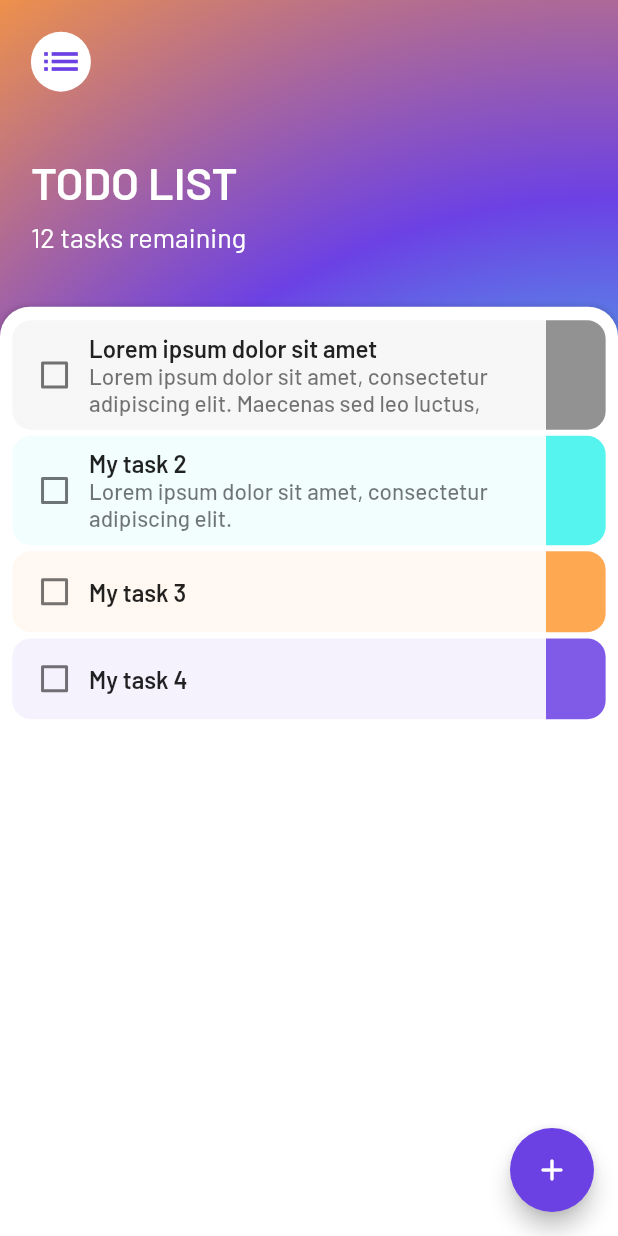
After one commit to dvsu/todolist-app, a Flutter app: the screen it shows after launch, on a phone screen of 412 x 824 dp. The commit adds this screen. Run offline on Flutter 3.47's test engine with Material 2 defaults, Android fonts, the phone set to English and light mode, and no system bars; our stand-ins replace flutter_keyboard_visibility, flutter_screenutil.

Commit message:
Refactor widgets

```diff
--- a/lib/theme/color_palette.dart
+++ b/lib/theme/color_palette.dart
@@ -5,3 +5,9 @@ const Color themeColor2 = Color(0xff6C41E4);
 const Color themeColor3 = Color(0xffFE9B38);
 const Color themeColor4 = Color(0xffffffff);
 const Color themeColor5 = Color(0xff818181);
+
+const List<Color> backgroundColor = [
+  themeColor1,
+  themeColor2,
+  themeColor3,
+];
--- a/lib/theme/decoration.dart
+++ b/lib/theme/decoration.dart
@@ -1,12 +1,9 @@
 import 'package:flutter/material.dart';
+import 'package:todolist_app/theme/color_palette.dart';
 
 const BoxDecoration mainBackground = BoxDecoration(
   gradient: RadialGradient(
-    colors: [
-      Color(0xff3BF2EB),
-      Color(0xff6C41E4),
-      Color(0xffFE9B38),
-    ],
+    colors: backgroundColor,
     stops: [
       0.25,
       0.6,
@@ -16,3 +13,18 @@ const BoxDecoration mainBackground = BoxDecoration(
     radius: 1.8,
   ),
 );
+
+const BoxDecoration tasksListBackground = BoxDecoration(
+  color: Colors.white,
+  borderRadius: BorderRadius.only(
+    topLeft: Radius.circular(20.0),
+    topRight: Radius.circular(20.0),
+  ),
+  boxShadow: [
+    BoxShadow(
+      color: Color(0x22121212),
+      blurRadius: 2.0,
+      spreadRadius: 1.0,
+    ),
+  ],
+);
--- /dev/null
+++ b/lib/theme/text_style.dart
@@ -0,0 +1,21 @@
+import 'package:flutter/material.dart';
+
+const TextStyle appTitleTextStyle = TextStyle(
+  fontSize: 30.0,
+  fontWeight: FontWeight.w600,
+  fontFamily: 'Barlow',
+  color: Colors.white,
+);
+
+const TextStyle taskTrackerTextStyle = TextStyle(
+  fontSize: 18.0,
+  fontWeight: FontWeight.w400,
+  fontFamily: 'Barlow',
+  color: Colors.white,
+);
+
+const TextStyle taskTitleTextStyle = TextStyle(
+  fontSize: 16.0,
+  fontWeight: FontWeight.w600,
+  fontFamily: 'Barlow',
+);
--- a/lib/widgets/task_card.dart
+++ b/lib/widgets/task_card.dart
@@ -1,5 +1,6 @@
 import 'package:flutter/material.dart';
 import 'package:flutter_screenutil/flutter_screenutil.dart';
+import 'package:todolist_app/theme/text_style.dart';
 
 class TaskCard extends StatelessWidget {
   final String taskTitle;
@@ -38,11 +39,7 @@ class TaskCard extends StatelessWidget {
         dense: true,
         title: Text(
           taskTitle,
-          style: TextStyle(
-            fontSize: 16.0,
-            fontWeight: FontWeight.w600,
-            fontFamily: 'Barlow',
-          ),
+          style: taskTitleTextStyle,
         ),
         subtitle: (taskSubtitle == '')
             ? null
--- /dev/null
+++ b/lib/widgets/tasks_list.dart
@@ -0,0 +1,34 @@
+import 'package:flutter/material.dart';
+import 'package:flutter_screenutil/flutter_screenutil.dart';
+import 'package:todolist_app/widgets/task_card.dart';
+import 'package:todolist_app/theme/task_color.dart';
+
+class TasksList extends StatelessWidget {
+  @override
+  Widget build(BuildContext context) {
+    return ListView(
+      padding: EdgeInsets.symmetric(horizontal: 0.02.sw, vertical: 0.011.sh),
+      children: [
+        TaskCard(
+          taskTitle: 'Lorem ipsum dolor sit amet',
+          taskSubtitle:
+              'Lorem ipsum dolor sit amet, consectetur adipiscing elit. Maecenas sed leo luctus, commodo enim varius, ullamcorper neque. Vivamus ac arcu odio. Donec volutpat tempus elit, ac iaculis elit iaculis non.',
+        ),
+        TaskCard(
+          taskTitle: 'My task 2',
+          taskSubtitle:
+              'Lorem ipsum dolor sit amet, consectetur adipiscing elit.',
+          taskColor: TaskColor.cyan,
+        ),
+        TaskCard(
+          taskTitle: 'My task 3',
+          taskColor: TaskColor.orange,
+        ),
+        TaskCard(
+          taskTitle: 'My task 4',
+          taskColor: TaskColor.purple,
+        ),
+      ],
+    );
+  }
+}
```
Also changed, not shown: lib/screens/task_screen.dart (+6 -53 lines).
